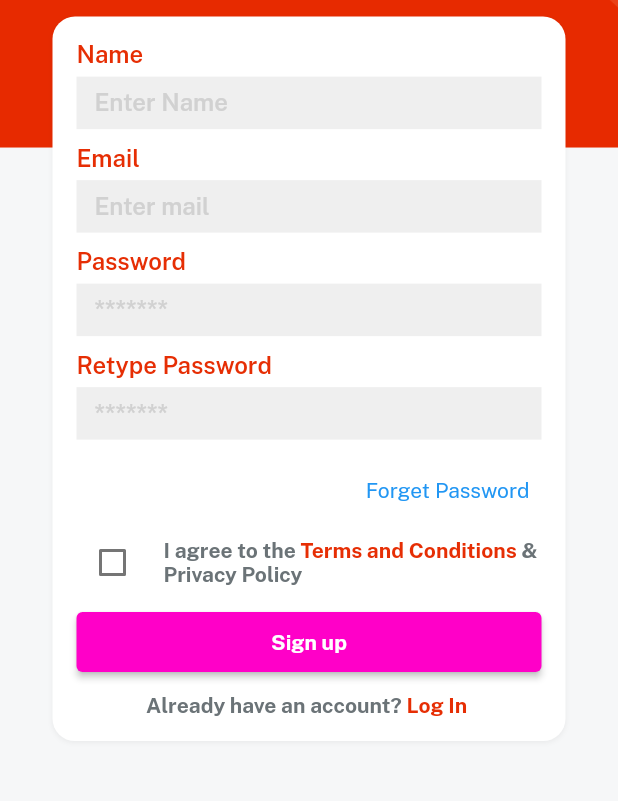
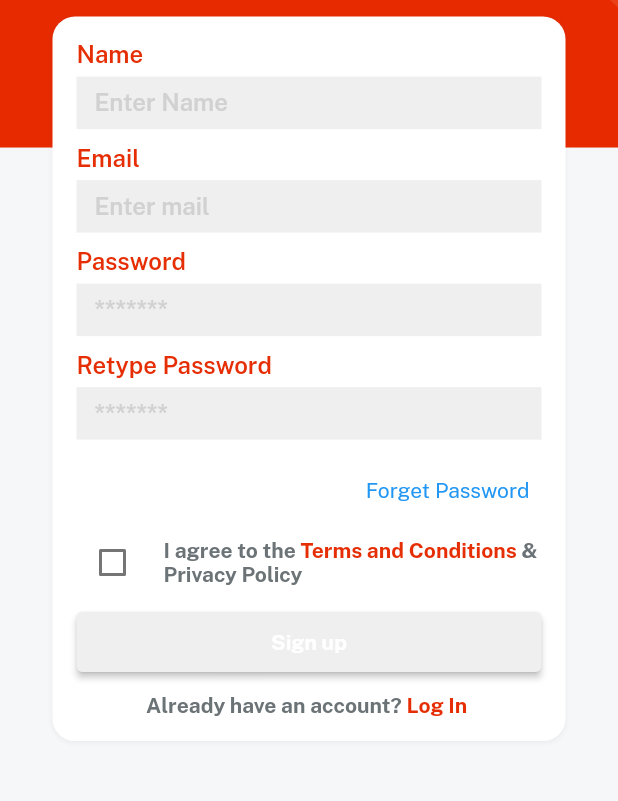
Before and after one commit to AdibNihal10/Klg-Online-Market, a Flutter app: the screen it shows after launch, after a tap on "Sign up", on a phone screen of 412 x 824 dp, the part 284-1085 px from its top. Run offline on Flutter 3.47's test engine with Material 2 defaults, Android fonts, the phone set to English and light mode, and no system bars; our stand-ins replace firebase_core, get, velocity_x; accounts and stored records are empty.

Commit message:
HomeScreen Updated

```diff
--- a/lib/consts/strings.dart
+++ b/lib/consts/strings.dart
@@ -15,3 +15,7 @@ const createNewAccount = "or, create a New Account";
 const loginwith = "Log in with";
 const privacyPolicy = "Privacy Policy";
 const terms = "Terms and Conditions";
+const home = "Home",
+    categories = "Categories",
+    cart = "Cart",
+    account = "Account";
--- a/lib/views/auth_screen/login_screen.dart
+++ b/lib/views/auth_screen/login_screen.dart
@@ -8,6 +8,7 @@ import 'package:flutter_app/widget_common/custom_textfield.dart';
 // import 'package:flutter_app';
 import 'package:flutter_app/widget_common/our_button.dart';
 import 'package:get/get.dart';
+import 'package:flutter_app/HomeScreen.dart';
 
 class LoginScreen extends StatelessWidget {
   const LoginScreen({Key? key}) : super(key: key);
@@ -37,7 +38,9 @@ class LoginScreen extends StatelessWidget {
                       color: purple,
                       title: login,
                       textColor: whiteColor,
-                      onPress: () {})
+                      onPress: () {
+                        Get.to(() => const HomeScreen());
+                      })
                   .box
                   .width(context.screenWidth - 50)
                   .make(),
--- a/lib/views/auth_screen/signup_screen.dart
+++ b/lib/views/auth_screen/signup_screen.dart
@@ -5,8 +5,14 @@ import 'package:flutter_app/widget_common/custom_textfield.dart';
 import 'package:flutter_app/widget_common/our_button.dart';
 import 'package:get/get.dart';
 
-class Signup extends StatelessWidget {
+class Signup extends StatefulWidget {
   const Signup({Key? key}) : super(key: key);
+  @override
+  State<Signup> createState() => _SignupScreenState();
+}
+
+class _SignupScreenState extends State<Signup> {
+  bool? isCheck = false;
   @override
   Widget build(BuildContext context) {
     return bgWidget(
@@ -33,9 +39,14 @@ class Signup extends StatelessWidget {
               Row(
                 children: [
                   Checkbox(
-                    checkColor: redColor,
-                    value: false,
-                    onChanged: (newValue) {},
+                    activeColor: redColor,
+                    checkColor: whiteColor,
+                    value: isCheck,
+                    onChanged: (newValue) {
+                      setState(() {
+                        isCheck = newValue;
+                      });
+                    },
                   ),
                   10.widthBox,
                   Expanded(
@@ -71,7 +82,7 @@ class Signup extends StatelessWidget {
               5.heightBox,
               // ourButton().box.width(context.screenWidth - 50).make(),
               ourButton(
-                      color: purple,
+                      color: isCheck == true ? purple : lightGrey,
                       title: signup,
                       textColor: whiteColor,
                       onPress: () {})
```
